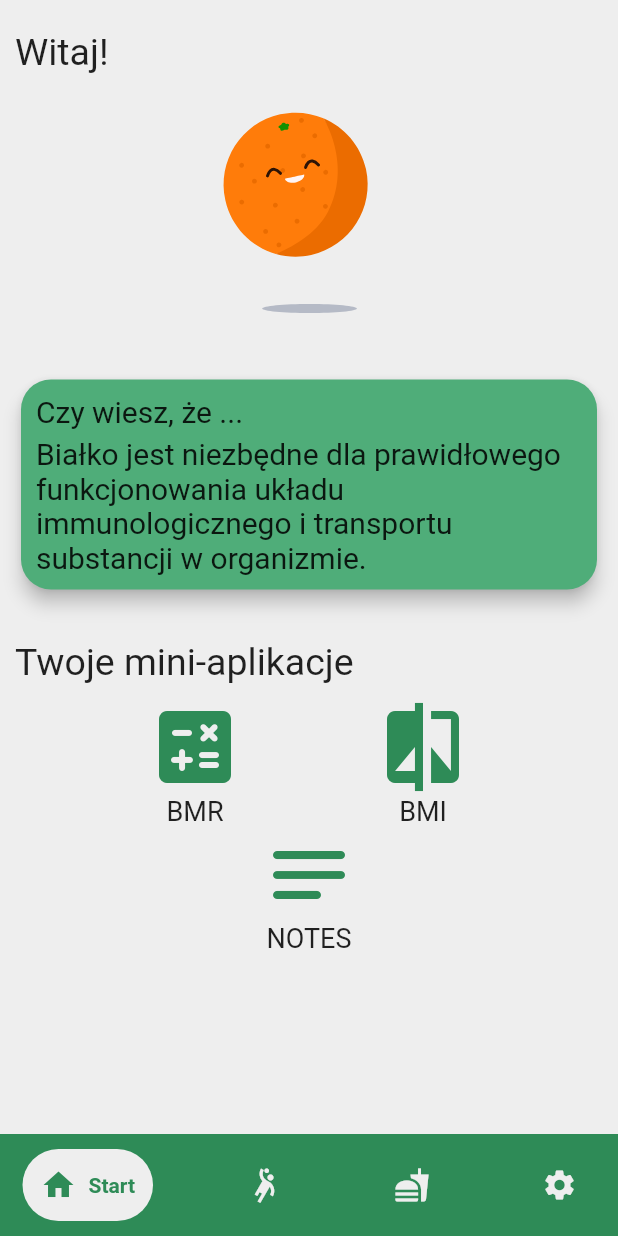
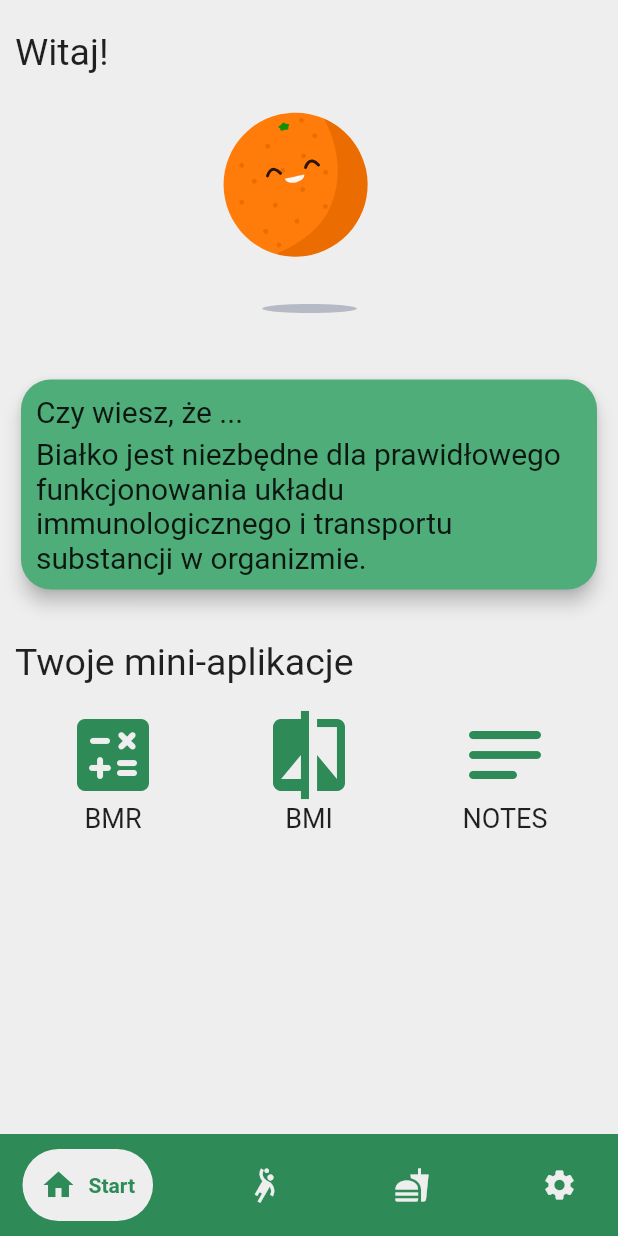
Before and after one commit to zysek11/LifestyleApplication, a Flutter app: the screen it shows after launch, on a phone screen of 412 x 824 dp. Run offline on Flutter 3.47's test engine with Material 2 defaults, Android fonts, the phone set to English and light mode, and no system bars; drawn by our look-alikes of google_nav_bar; our stand-ins replace fluttertoast, getwidget, hive, hive_flutter, image_picker, lottie and 2 more; missing offline and left inert: simple_progress_indicators; accounts and stored records are empty.

```diff
--- a/lib/Pages/HomeScreen.dart
+++ b/lib/Pages/HomeScreen.dart
@@ -94,9 +94,12 @@ class _HomeScreenState extends State<HomeScreen> {
   @override
   Widget build(BuildContext context) {
     return Container(
+      width: double.infinity,
+      height: double.infinity,
+      color: Colors.grey.shade200,
+      child: SingleChildScrollView(
+        child: Container(
           padding: EdgeInsets.all(10.0),
-      width: double.infinity,
-      color: Colors.grey.shade200,
           child: Column(
             children: [
               Container(
@@ -149,12 +152,10 @@ class _HomeScreenState extends State<HomeScreen> {
                   ),
                 ),
               ),
-          SizedBox(height: 10),
+              SizedBox(height: 15),
               Container(
-            child: Column(
-              children: [
-                Row(
-                  mainAxisAlignment: MainAxisAlignment.spaceEvenly,
+                child: Row(
+                  mainAxisAlignment: MainAxisAlignment.spaceAround,
                   children: [
                     InkWell(
                       onTap: () async {
@@ -202,11 +203,6 @@ class _HomeScreenState extends State<HomeScreen> {
                         ],
                       ),
                     ),
-                  ],
-                ),
-                Row(
-                  mainAxisAlignment: MainAxisAlignment.center,
-                  children: [
                     InkWell(
                       onTap: () async {
                         await Navigator.push(
@@ -231,12 +227,12 @@ class _HomeScreenState extends State<HomeScreen> {
                       ),
                     ),
                   ],
-                )
-              ],
                 ),
               ),
             ],
           ),
+        ),
+      ),
     );
   }
 }
--- a/lib/Pages/exerciseMenu/ExerciseStretch.dart
+++ b/lib/Pages/exerciseMenu/ExerciseStretch.dart
@@ -56,7 +56,7 @@ class _ExerciseStretchState extends State<ExerciseStretch> {
                                 onPressed: () => Navigator.of(context).pop(false), // Anuluj
                                 child: Text(
                                   "Anuluj",
-                                  style: TextStyle(color: Colors.green),
+                                  style: TextStyle(color: const Color(0xFF2E8B57),),
                                 ),
                               ),
                               TextButton(
@@ -64,7 +64,7 @@ class _ExerciseStretchState extends State<ExerciseStretch> {
                                 child: Container(
                                   decoration: BoxDecoration(
                                     shape: BoxShape.rectangle,
-                                    color: Colors.green,
+                                    color: const Color(0xFF2E8B57),
                                   ),
                                   padding: EdgeInsets.all(10),
                                   child: Text(
--- a/lib/Pages/miniApps/Notes.dart
+++ b/lib/Pages/miniApps/Notes.dart
@@ -23,6 +23,7 @@ class _NotesState extends State<Notes> {
       ),
       body: Padding(
         padding: const EdgeInsets.symmetric(vertical: 8.0,horizontal: 15),
+
       ),
     );
   }
```
Also changed, not shown: lib/Pages/exerciseMenu/ExerciseGym.dart (+41 -5 lines), lib/Pages/exerciseMenu/ExerciseVolley.dart (+15 -2 lines). Lines whose indentation alone changed are shown as unchanged.
